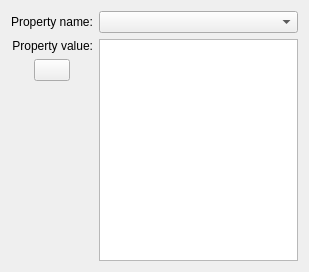
Qt form src/svnfrontend/editpropsdlg.ui (centic9/kdesvn-ppa) before a commit.
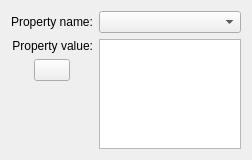
The same form after that commit. Custom widgets are drawn as their Qt base class.

What changed in the file:
```diff
--- a/src/svnfrontend/editpropsdlg.ui
+++ b/src/svnfrontend/editpropsdlg.ui
@@ -6,10 +6,16 @@
    <rect>
     <x>0</x>
     <y>0</y>
-    <width>309</width>
-    <height>272</height>
+    <width>252</width>
+    <height>160</height>
    </rect>
   </property>
+  <property name="minimumSize">
+   <size>
+    <width>250</width>
+    <height>160</height>
+   </size>
+  </property>
   <property name="windowTitle">
    <string>Edit property</string>
   </property>
```
